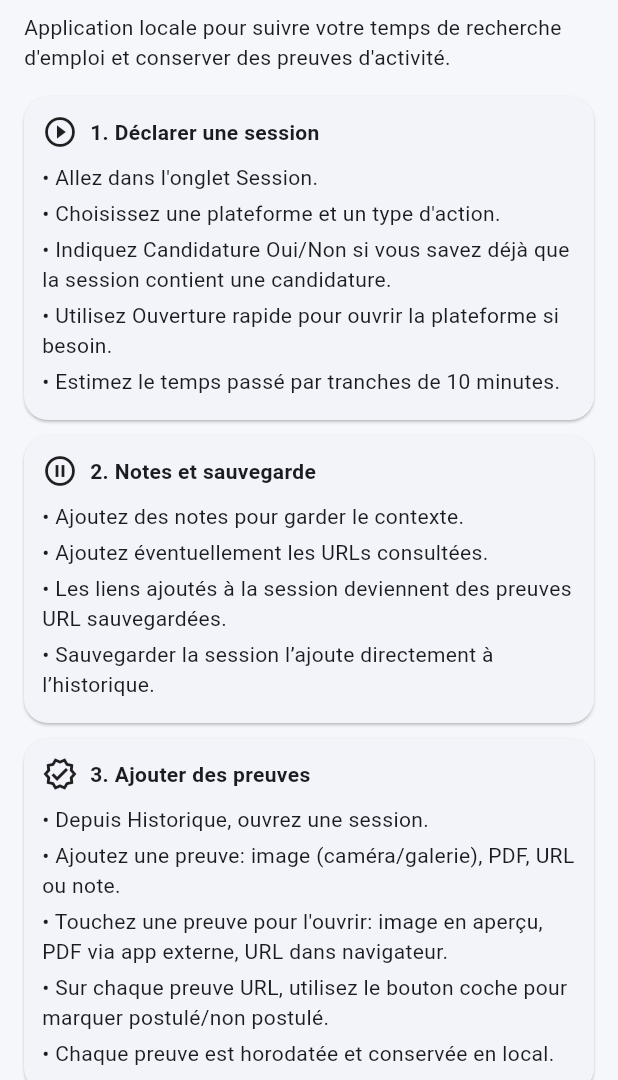
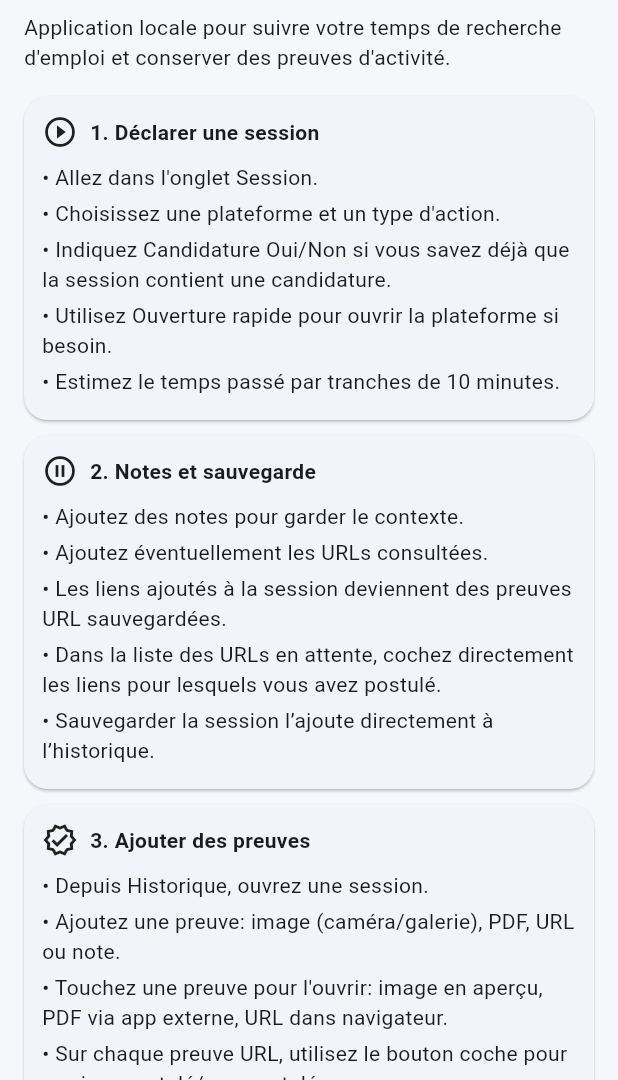
Before and after one commit to stephaneG-frep/JobTime_Proof, a Flutter app: the screen it shows after launch, item 5 of the bottom bar chosen, after a tap on "Ouvrir le mode d’emploi", on a phone screen of 412 x 824 dp, the part 156-1236 px from its top. Run offline on Flutter 3.47's test engine with Material 3 defaults, Android fonts, the phone set to English and light mode, and no system bars; our stand-ins replace file_picker, flutter_secure_storage, hive, hive_flutter, image_picker, pdf and 2 more; accounts and stored records are empty.

Commit message:
Improve proof tracking and settings actions

```diff
--- a/lib/models/job_session.dart
+++ b/lib/models/job_session.dart
@@ -28,6 +28,9 @@ class JobSession {
   final bool didApply;
   final DateTime createdAt;
   final DateTime updatedAt;
+
+  int get proofCount => proofs.length;
+  bool get hasProofs => proofCount > 0;
 
   JobSession copyWith({
     String? platform,
@@ -118,7 +121,8 @@ class JobSessionAdapter extends TypeAdapter<JobSession> {
       notes: (fields[6] as String?) ?? '',
       proofs: (rawProofs ?? const <dynamic>[]).cast<JobProof>(),
       didApply:
-          (fields[10] as bool?) ?? actionType.toLowerCase().contains('candidature'),
+          (fields[10] as bool?) ??
+          actionType.toLowerCase().contains('candidature'),
       createdAt: (fields[8] as DateTime?) ?? now,
       updatedAt: (fields[9] as DateTime?) ?? now,
     );
--- a/lib/screens/help_screen.dart
+++ b/lib/screens/help_screen.dart
@@ -37,6 +37,7 @@ class HelpScreen extends StatelessWidget {
               'Ajoutez des notes pour garder le contexte.',
               'Ajoutez éventuellement les URLs consultées.',
               'Les liens ajoutés à la session deviennent des preuves URL sauvegardées.',
+              'Dans la liste des URLs en attente, cochez directement les liens pour lesquels vous avez postulé.',
               'Sauvegarder la session l’ajoute directement à l’historique.',
             ],
           ),
@@ -47,7 +48,7 @@ class HelpScreen extends StatelessWidget {
               'Depuis Historique, ouvrez une session.',
               'Ajoutez une preuve: image (caméra/galerie), PDF, URL ou note.',
               'Touchez une preuve pour l\'ouvrir: image en aperçu, PDF via app externe, URL dans navigateur.',
-              'Sur chaque preuve URL, utilisez le bouton coche pour marquer postulé/non postulé.',
+              'Sur chaque preuve URL, utilisez le bouton coche pour corriger postulé/non postulé.',
               'Chaque preuve est horodatée et conservée en local.',
             ],
           ),
@@ -85,7 +86,7 @@ class HelpScreen extends StatelessWidget {
               'Ajoutez des plateformes personnalisées.',
               'Configurez la plateforme Autre (schéma app + URL web).',
               'Configurez l\'IA: clé API OpenAI + modèle (gpt-4.1-mini, gpt-4.1, gpt-4o-mini).',
-              'Exportez/Importez vos données JSON.',
+              'Utilisez les cards Export JSON, Export ZIP, Import JSON et Supprimer pour gérer vos données.',
               'Exportez un ZIP complet pour sauvegarder aussi les fichiers de preuves.',
               'Utilisez Réparer les données locales pour nettoyer les plateformes en doublon.',
               'Une sauvegarde JSON automatique est lancée une fois par jour au démarrage.',
--- a/lib/screens/history_screen.dart
+++ b/lib/screens/history_screen.dart
@@ -40,7 +40,7 @@ class _HistoryScreenState extends State<HistoryScreen> {
           s.notes.toLowerCase().contains(_keyword.toLowerCase()) ||
           s.platform.toLowerCase().contains(_keyword.toLowerCase()) ||
           s.actionType.toLowerCase().contains(_keyword.toLowerCase());
-      final proofOk = !_withoutProofOnly || s.proofs.isEmpty;
+      final proofOk = !_withoutProofOnly || !s.hasProofs;
       return platformOk && actionOk && dateOk && keywordOk && proofOk;
     }).toList();
 
@@ -77,8 +77,7 @@ class _HistoryScreenState extends State<HistoryScreen> {
                           ),
                         )
                         .toList(),
-                    onChanged: (v) =>
-                        setState(() => _platform = v ?? 'Toutes'),
+                    onChanged: (v) => setState(() => _platform = v ?? 'Toutes'),
                   );
                   final actionField = DropdownButtonFormField<String>(
                     initialValue: _action,
--- a/lib/screens/report_screen.dart
+++ b/lib/screens/report_screen.dart
@@ -46,7 +46,7 @@ class _ReportScreenState extends State<ReportScreen> {
       (sum, s) => sum + s.durationSeconds,
     );
     final applicationsCount = sessions.where((s) => s.didApply).length;
-    final missingProofsCount = sessions.where((s) => s.proofs.isEmpty).length;
+    final missingProofsCount = sessions.where((s) => !s.hasProofs).length;
 
     return ListView(
       padding: const EdgeInsets.all(16),
@@ -182,9 +182,7 @@ class _ReportScreenState extends State<ReportScreen> {
                           );
                           if (context.mounted) {
                             ScaffoldMessenger.of(context).showSnackBar(
-                              SnackBar(
-                                content: Text('Export ZIP créé: $path'),
-                              ),
+                              SnackBar(content: Text('Export ZIP créé: $path')),
                             );
                           }
                         },
--- a/lib/screens/settings_screen.dart
+++ b/lib/screens/settings_screen.dart
@@ -314,7 +314,8 @@ class _SettingsScreenState extends State<SettingsScreen> {
                 const SizedBox(height: 8),
                 OutlinedButton.icon(
                   onPressed: () async {
-                    final removed = await settingsProvider.cleanCustomPlatforms();
+                    final removed = await settingsProvider
+                        .cleanCustomPlatforms();
                     final updatedSessions = await sessionProvider
                         .normalizePlatformNames(settingsProvider.allPlatforms);
                     if (context.mounted) {
@@ -339,9 +340,23 @@ class _SettingsScreenState extends State<SettingsScreen> {
           child: Padding(
             padding: const EdgeInsets.all(14),
             child: Column(
+              crossAxisAlignment: CrossAxisAlignment.start,
               children: [
-                FilledButton.tonalIcon(
-                  onPressed: () async {
+                const Text('Import, export et données'),
+                const SizedBox(height: 10),
+                GridView.count(
+                  crossAxisCount: 2,
+                  crossAxisSpacing: 8,
+                  mainAxisSpacing: 8,
+                  childAspectRatio: 1.12,
+                  shrinkWrap: true,
+                  physics: const NeverScrollableScrollPhysics(),
+                  children: [
+                    _SettingsActionCard(
+                      icon: Icons.upload_file,
+                      title: 'Export JSON',
+                      subtitle: 'Données seules',
+                      onTap: () async {
                         final path = await _fileService.exportDataToJson(
                           sessions: sessionProvider.sessions,
                           settings: settingsProvider.settings,
@@ -352,28 +367,30 @@ class _SettingsScreenState extends State<SettingsScreen> {
                           );
                         }
                       },
-                  icon: const Icon(Icons.upload_file),
-                  label: const Text('Exporter JSON'),
                     ),
-                const SizedBox(height: 8),
-                FilledButton.tonalIcon(
-                  onPressed: () async {
+                    _SettingsActionCard(
+                      icon: Icons.folder_zip_outlined,
+                      title: 'Export ZIP',
+                      subtitle: 'JSON + preuves',
+                      onTap: () async {
                         final path = await _fileService.exportCompleteZip(
                           sessions: sessionProvider.sessions,
                           settings: settingsProvider.settings,
                         );
                         if (context.mounted) {
                           ScaffoldMessenger.of(context).showSnackBar(
-                        SnackBar(content: Text('Export ZIP complet créé: $path')),
+                            SnackBar(
+                              content: Text('Export ZIP complet créé: $path'),
+                            ),
                           );
                         }
                       },
-                  icon: const Icon(Icons.folder_zip_outlined),
-                  label: const Text('Exporter ZIP complet'),
                     ),
-                const SizedBox(height: 8),
-                FilledButton.tonalIcon(
-                  onPressed: () async {
+                    _SettingsActionCard(
+                      icon: Icons.download_for_offline,
+                      title: 'Import JSON',
+                      subtitle: 'Restaurer',
+                      onTap: () async {
                         final path = await _fileService.pickJson();
                         if (path == null) return;
                         final (settings, sessions) = await _fileService
@@ -382,19 +399,19 @@ class _SettingsScreenState extends State<SettingsScreen> {
                         await sessionProvider.replaceAllSessions(sessions);
                         if (context.mounted) {
                           ScaffoldMessenger.of(context).showSnackBar(
-                        const SnackBar(content: Text('Import JSON terminé.')),
+                            const SnackBar(
+                              content: Text('Import JSON terminé.'),
+                            ),
                           );
                         }
                       },
-                  icon: const Icon(Icons.download_for_offline),
-                  label: const Text('Importer JSON'),
                     ),
-                const SizedBox(height: 8),
-                OutlinedButton.icon(
-                  style: OutlinedButton.styleFrom(
-                    foregroundColor: Theme.of(context).colorScheme.error,
-                  ),
-                  onPressed: () async {
+                    _SettingsActionCard(
+                      icon: Icons.delete_forever,
+                      title: 'Supprimer',
+                      subtitle: 'Tout effacer',
+                      destructive: true,
+                      onTap: () async {
                         final confirmed = await showDialog<bool>(
                           context: context,
                           builder: (_) => AlertDialog(
@@ -418,13 +435,15 @@ class _SettingsScreenState extends State<SettingsScreen> {
                           await sessionProvider.clearAll();
                           if (context.mounted) {
                             ScaffoldMessenger.of(context).showSnackBar(
-                          const SnackBar(content: Text('Données supprimées.')),
+                              const SnackBar(
+                                content: Text('Données supprimées.'),
+                              ),
                             );
                           }
                         }
                       },
-                  icon: const Icon(Icons.delete_forever),
-                  label: const Text('Supprimer toutes les données'),
+                    ),
+                  ],
                 ),
               ],
             ),
@@ -443,3 +462,55 @@ class _SettingsScreenState extends State<SettingsScreen> {
     super.dispose();
   }
 }
+
+class _SettingsActionCard extends StatelessWidget {
+  const _SettingsActionCard({
+    required this.icon,
+    required this.title,
+    required this.subtitle,
+    required this.onTap,
+    this.destructive = false,
+  });
+
+  final IconData icon;
+  final String title;
+  final String subtitle;
+  final VoidCallback onTap;
+  final bool destructive;
+
+  @override
+  Widget build(BuildContext context) {
+    final scheme = Theme.of(context).colorScheme;
+    final color = destructive ? scheme.error : scheme.primary;
+
+    return Card(
+      clipBehavior: Clip.antiAlias,
+      child: InkWell(
+        onTap: onTap,
+        child: Padding(
+          padding: const EdgeInsets.all(12),
+          child: Column(
+            crossAxisAlignment: CrossAxisAlignment.start,
+            children: [
+              Icon(icon, color: color, size: 28),
+              const Spacer(),
+              Text(
+                title,
+                maxLines: 1,
+                overflow: TextOverflow.ellipsis,
+                style: const TextStyle(fontWeight: FontWeight.bold),
+              ),
+              const SizedBox(height: 2),
+              Text(
+                subtitle,
+                maxLines: 2,
+                overflow: TextOverflow.ellipsis,
+                style: Theme.of(context).textTheme.bodySmall,
+              ),
+            ],
+          ),
+        ),
+      ),
+    );
+  }
+}
```
Also changed, not shown: lib/providers/session_provider.dart (+77 -33 lines), lib/screens/session_detail_screen.dart (+10 -5 lines), lib/screens/session_timer_screen.dart (+58 -8 lines), lib/widgets/session_card.dart (+13 -8 lines). Lines whose indentation alone changed are shown as unchanged.
